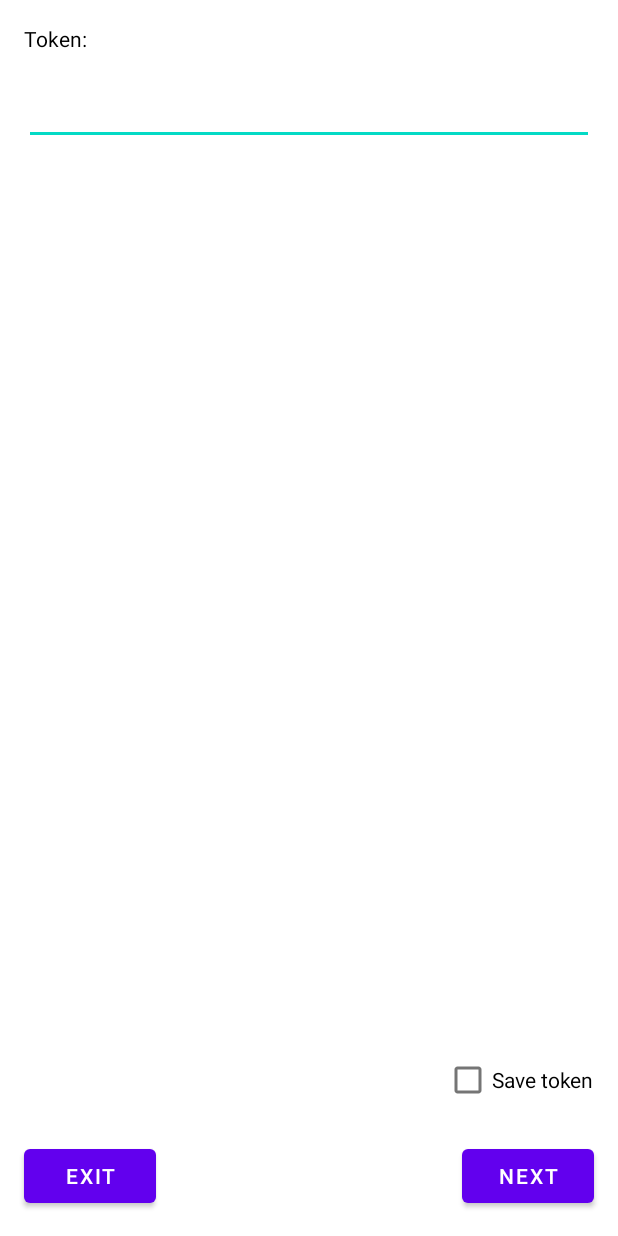
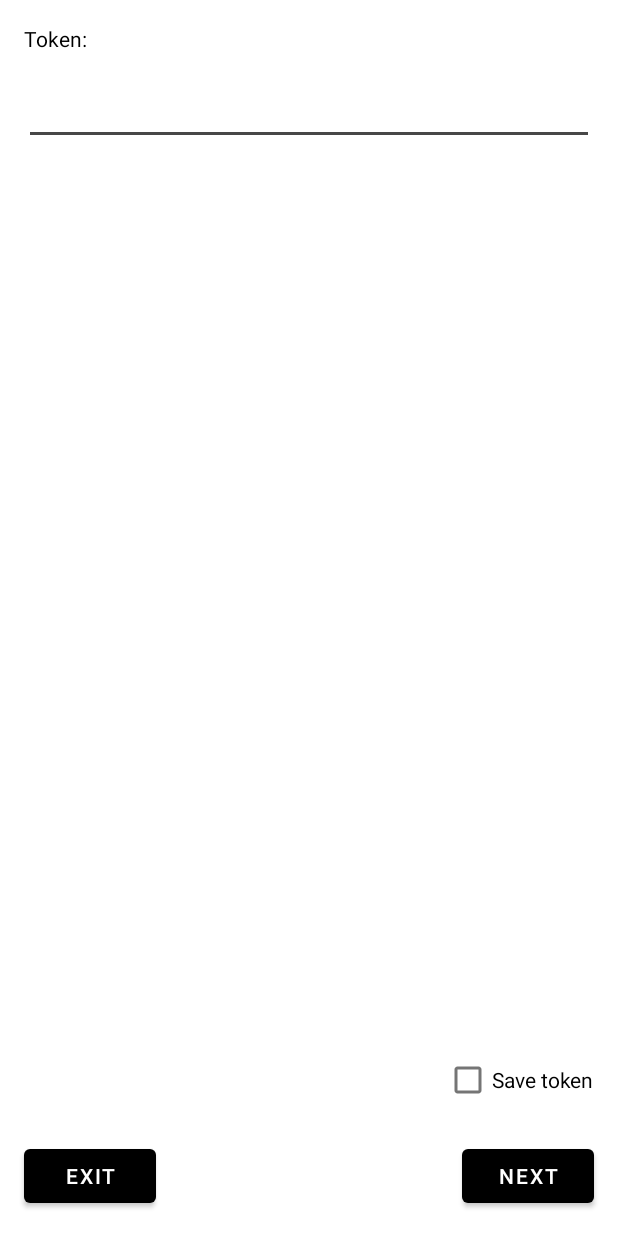
Before and after one commit to gefro47/telegram_bot_for_photo, an Android app: the screen it shows after launch (StartActivity), on a phone screen of 412 x 824 dp. Run offline under Robolectric (Android 15) with nearby library versions, the phone set to English and light mode, and no system bars; libraries missing offline, so code that uses them is left out: com.elbekD.bot.

Commit message:
ANDROID-0001: fixed design

```diff
--- a/app/src/main/java/com/example/telegrambotforphoto/MainActivity.kt
+++ b/app/src/main/java/com/example/telegrambotforphoto/MainActivity.kt
@@ -144,7 +144,6 @@ class  MainActivity(val token: Token? = null) : AppCompatActivity() {
         val bottomSheet: View = findViewById(R.id.bottom_sheet)
 
         bottomSheetBehavior = BottomSheetBehavior.from(bottomSheet)
-        bottomSheetBehavior.state = BottomSheetBehavior.STATE_COLLAPSED
         bottomSheetBehavior.setBottomSheetCallback(object: BottomSheetBehavior.BottomSheetCallback(){
             override fun onStateChanged(bottomSheet: View, state: Int) {
                 print(state)
--- a/app/src/main/res/layout/activity_start.xml
+++ b/app/src/main/res/layout/activity_start.xml
@@ -13,13 +13,13 @@
         android:layout_marginStart="16dp"
         android:layout_marginTop="16dp"
         android:text="Token: "
-        android:textColor="@color/black"
+        android:textColor="?attr/colorPrimary"
         app:layout_constraintStart_toStartOf="parent"
         app:layout_constraintTop_toTopOf="parent" />
 
     <EditText
         android:id="@+id/edit_text"
-        android:textColor="@color/black"
+        android:textColor="?attr/colorPrimary"
         android:layout_width="match_parent"
         android:layout_height="wrap_content"
         app:layout_constraintEnd_toEndOf="parent"
--- /dev/null
+++ b/app/src/main/res/values-night/colors.xml
@@ -0,0 +1,10 @@
+<?xml version="1.0" encoding="utf-8"?>
+<resources>
+    <item name="colorPrimary" type="color">#FFFFFFFF</item>
+    <item name="colorPrimaryVariant" type="color">#FFFFFFFF</item>
+    <item name="colorOnPrimary" type="color">#000000</item>
+
+    <item name="colorSecondary" type="color">#CCB5B5B5</item>
+    <item name="colorSecondaryVariant" type="color">#CCB5B5B5</item>
+    <item name="colorOnSecondary" type="color">#CC363636</item>
+</resources>
--- a/app/src/main/res/values-night/themes.xml
+++ /dev/null
@@ -1,16 +0,0 @@
-<resources xmlns:tools="http://schemas.android.com/tools">
-    <!-- Base application theme. -->
-    <style name="Theme.TelegramBotForPhoto" parent="Theme.MaterialComponents.DayNight.DarkActionBar">
-        <!-- Primary brand color. -->
-        <item name="colorPrimary">@color/purple_200</item>
-        <item name="colorPrimaryVariant">@color/purple_700</item>
-        <item name="colorOnPrimary">@color/black</item>
-        <!-- Secondary brand color. -->
-        <item name="colorSecondary">@color/teal_200</item>
-        <item name="colorSecondaryVariant">@color/teal_200</item>
-        <item name="colorOnSecondary">@color/black</item>
-        <!-- Status bar color. -->
-        <item name="android:statusBarColor" tools:targetApi="l">?attr/colorPrimaryVariant</item>
-        <!-- Customize your theme here. -->
-    </style>
-</resources>
--- a/app/src/main/res/values/colors.xml
+++ b/app/src/main/res/values/colors.xml
@@ -1,11 +1,12 @@
 <?xml version="1.0" encoding="utf-8"?>
 <resources>
-    <color name="purple_200">#FFBB86FC</color>
-    <color name="purple_500">#FF6200EE</color>
-    <color name="purple_700">#FF3700B3</color>
-    <color name="teal_200">#FF03DAC5</color>
-    <color name="teal_700">#FF018786</color>
-    <color name="black">#FF000000</color>
-    <color name="white">#FFFFFFFF</color>
-    <color name="red">#FF0000</color>
+    <item name="colorPrimary" type="color">#000000</item>
+    <item name="colorPrimaryVariant" type="color">#000000</item>
+    <item name="colorOnPrimary" type="color">#FFFFFFFF</item>
+
+    <item name="colorSecondary" type="color">#CC191919</item>
+    <item name="colorSecondaryVariant" type="color">#CC191919</item>
+    <item name="colorOnSecondary" type="color">#CCDAD9D9</item>
+
+    <item name="colorStatusBar" type="color">#000000</item>
 </resources>
--- a/app/src/main/res/values/themes.xml
+++ b/app/src/main/res/values/themes.xml
@@ -2,15 +2,15 @@
     <!-- Base application theme. -->
     <style name="Theme.TelegramBotForPhoto" parent="Theme.MaterialComponents.DayNight.NoActionBar">
         <!-- Primary brand color. -->
-        <item name="colorPrimary">@color/purple_500</item>
-        <item name="colorPrimaryVariant">@color/purple_700</item>
-        <item name="colorOnPrimary">@color/white</item>
+        <item name="colorPrimary">@color/colorPrimary</item>
+        <item name="colorPrimaryVariant">@color/colorPrimaryVariant</item>
+        <item name="colorOnPrimary">@color/colorOnPrimary</item>
         <!-- Secondary brand color. -->
-        <item name="colorSecondary">@color/teal_200</item>
-        <item name="colorSecondaryVariant">@color/teal_700</item>
-        <item name="colorOnSecondary">@color/black</item>
+        <item name="colorSecondary">@color/colorSecondary</item>
+        <item name="colorSecondaryVariant">@color/colorSecondaryVariant</item>
+        <item name="colorOnSecondary">@color/colorOnSecondary</item>
         <!-- Status bar color. -->
-        <item name="android:statusBarColor" tools:targetApi="l">?attr/colorPrimaryVariant</item>
+        <item name="android:statusBarColor" tools:targetApi="l">@color/colorStatusBar</item>
         <!-- Customize your theme here. -->
         <item name="materialCardViewStyle">@style/CustomCardViewStyle</item>
     </style>
@@ -26,4 +26,5 @@
         <item name="cornerSizeBottomRight">0dp</item>
         <item name="cornerSizeBottomLeft">0dp</item>
     </style>
+
 </resources>
```
Also changed, not shown: app/src/main/res/drawable/ic_line_15.xml (added, +9 -0 lines), app/src/main/res/layout/activity_main.xml (+4 -3 lines), app/src/main/res/layout/bottom_sheet.xml (+25 -2 lines).
